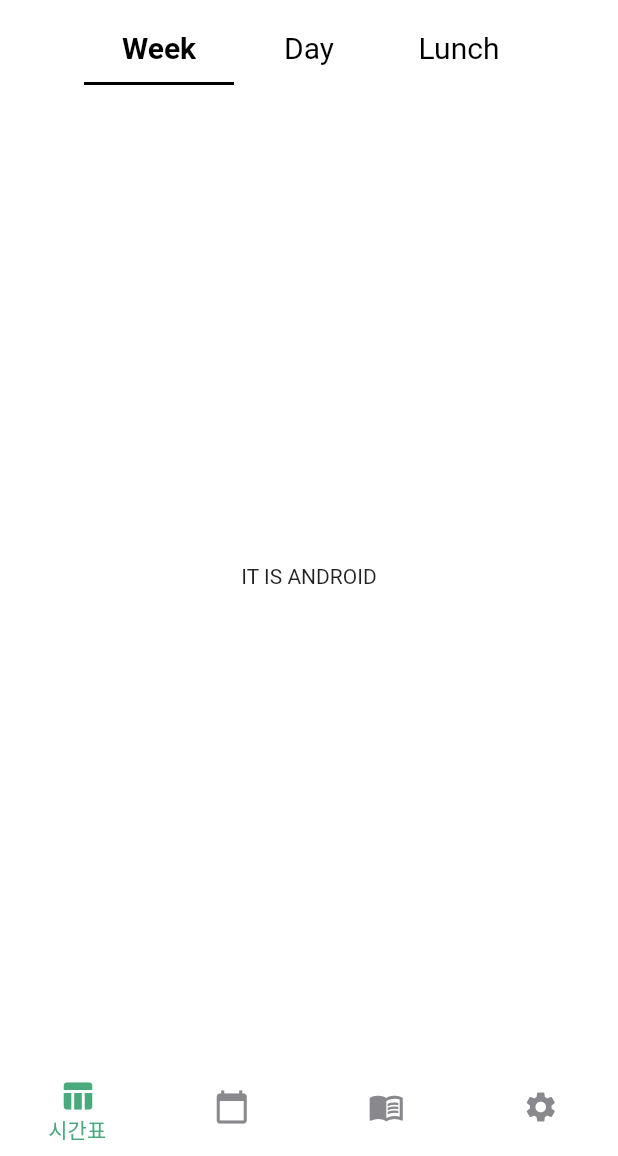
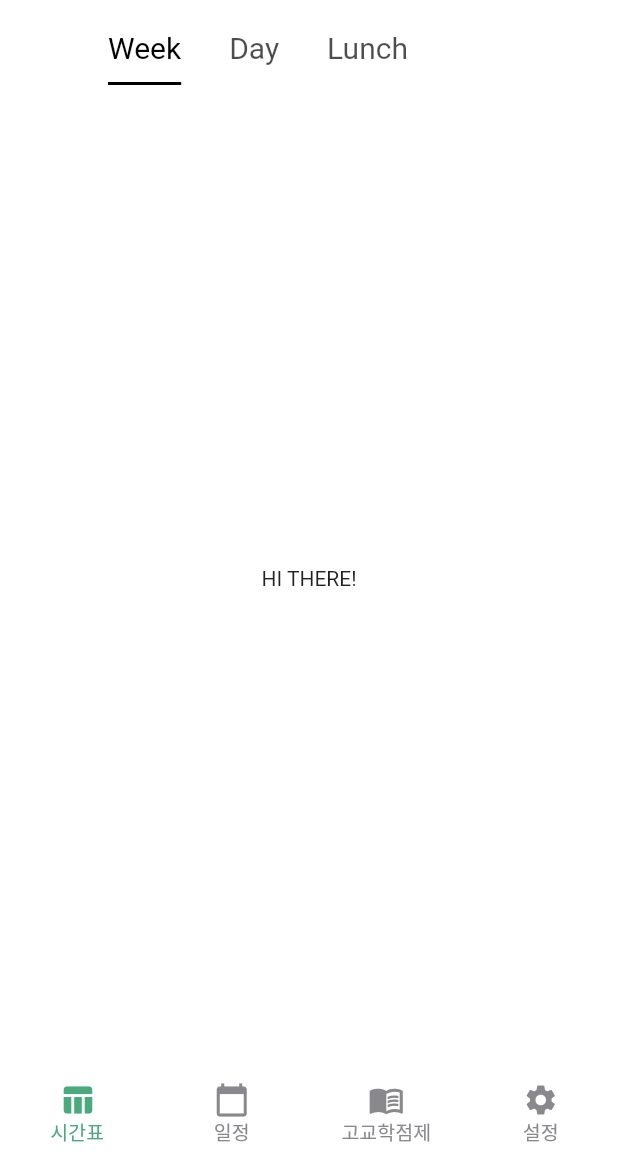
Before and after one commit to High-Apply/classify_app, a Flutter app: the screen it shows after launch, on a phone screen of 412 x 824 dp, the part 80-1236 px from its top. Run offline on Flutter 3.47's test engine with Material 2 defaults, Android fonts, the phone set to English and light mode, and no system bars.

Commit message:
수정 : BottomNavigationBar 라벨도 항상 보이도록, custom styles | 추가 : week/day/lunch tab들을 위젯으로 분리하여 추가

```diff
--- a/lib/main.dart
+++ b/lib/main.dart
@@ -1,4 +1,5 @@
 import 'package:classify_app/screens/my_screen.dart';
+import 'package:classify_app/styles/custom_theme_data.dart';
 import 'package:flutter/material.dart';
 
 void main() {
@@ -12,7 +13,9 @@ class MyApp extends StatelessWidget {
   Widget build(BuildContext context) {
     return MaterialApp(
       title: 'Classify',
-      theme: ThemeData(),
+      theme: lightThemeData(),
+      darkTheme: darkThemeData(),
+      themeMode: ThemeMode.light,
       home: const MyScreen(title: "Classify Login"),
       debugShowCheckedModeBanner: false,
     );
--- a/lib/screens/my_screen.dart
+++ b/lib/screens/my_screen.dart
@@ -3,6 +3,7 @@ import 'package:classify_app/screens/hscredit_screen.dart';
 import 'package:classify_app/screens/setting_screen.dart';
 import 'package:classify_app/screens/timetable_screen.dart';
 import 'package:classify_app/styles/custom_color_style.dart';
+import 'package:classify_app/styles/custom_font_style.dart';
 import 'package:flutter/material.dart';
 
 class MyScreen extends StatefulWidget {
@@ -47,8 +48,10 @@ class _MyScreenState extends State<MyScreen> {
         elevation: 0,
         unselectedItemColor: CustomColor.subtext,
         selectedItemColor: CustomColor.lightGreen,
+        unselectedLabelStyle: CustomTextStyle.footnote,
+        selectedLabelStyle: CustomTextStyle.footnote,
         showSelectedLabels: true,
-        showUnselectedLabels: false,
+        showUnselectedLabels: true,
         type: BottomNavigationBarType.fixed,
       ),
     );
--- /dev/null
+++ b/lib/screens/timetable/tt_week_screen.dart
@@ -0,0 +1,17 @@
+import 'package:flutter/material.dart';
+
+class TTWeekScreen extends StatefulWidget {
+  const TTWeekScreen({super.key});
+
+  @override
+  State<TTWeekScreen> createState() => _TTWeekScreenState();
+}
+
+class _TTWeekScreenState extends State<TTWeekScreen> {
+  @override
+  Widget build(BuildContext context) {
+    return const Scaffold(
+      body: Center(child: Text("HI THERE!")),
+    );
+  }
+}
--- a/lib/screens/timetable_screen.dart
+++ b/lib/screens/timetable_screen.dart
@@ -1,4 +1,4 @@
-import 'package:classify_app/styles/custom_font_style.dart';
+import 'package:classify_app/screens/timetable/tt_week_screen.dart';
 import 'package:classify_app/widgets/tabbar/tabs.dart';
 import 'package:flutter/material.dart';
 
@@ -33,20 +33,18 @@ class _TimetableScreenState extends State<TimetableScreen>
       appBar: PreferredSize(
         preferredSize: const Size.fromHeight(110),
         child: AppBar(
-          backgroundColor: Colors.white,
           elevation: 0,
           leadingWidth: 16,
           leading: Container(),
-          title: Text(
+          title: const Text(
             '주간 시간표',
-            style: CustomTextStyle.displayLarge
-                .copyWith(fontWeight: FontWeight.bold),
           ),
           bottom: PreferredSize(
             preferredSize: const Size.fromHeight(kToolbarHeight),
             child: SizedBox(
               width: 300,
               child: TabBar(
+                  isScrollable: true,
                   indicatorColor: Colors.black,
                   controller: _tabController,
                   onTap: (idx) {
@@ -71,9 +69,7 @@ class _TimetableScreenState extends State<TimetableScreen>
         ),
       ),
       body: TabBarView(controller: _tabController, children: const [
-        Center(
-          child: Text("IT IS ANDROID"),
-        ),
+        TTWeekScreen(),
         Center(
           child: Text("IT IS MAC"),
         ),
@@ -81,7 +77,6 @@ class _TimetableScreenState extends State<TimetableScreen>
           child: Text("IT IS RESTAURANT"),
         ),
       ]),
-      backgroundColor: Colors.white,
     );
   }
 }
--- a/lib/styles/custom_color_style.dart
+++ b/lib/styles/custom_color_style.dart
@@ -4,4 +4,5 @@ class CustomColor {
   static const darkGreen = Color(0xFF01744D);
   static const lightGreen = Color(0xFF4BA97E);
   static const subtext = Color(0xFF89898D);
+  static const darkGray = Color(0xFF4C4E52);
 }
--- a/lib/styles/custom_font_style.dart
+++ b/lib/styles/custom_font_style.dart
@@ -2,25 +2,25 @@ import 'package:flutter/material.dart';
 
 class CustomTextStyle {
   static const TextStyle displayLarge =
-      TextStyle(fontSize: 34, fontWeight: FontWeight.w400, color: Colors.black);
+      TextStyle(fontSize: 34, fontWeight: FontWeight.w400);
   static const TextStyle titleLarge =
-      TextStyle(fontSize: 28, fontWeight: FontWeight.w400, color: Colors.black);
+      TextStyle(fontSize: 28, fontWeight: FontWeight.w400);
   static const TextStyle titleMedium =
-      TextStyle(fontSize: 22, fontWeight: FontWeight.w400, color: Colors.black);
+      TextStyle(fontSize: 22, fontWeight: FontWeight.w400);
   static const TextStyle titleSmall =
-      TextStyle(fontSize: 20, fontWeight: FontWeight.w400, color: Colors.black);
+      TextStyle(fontSize: 20, fontWeight: FontWeight.w400);
   static const TextStyle headline =
-      TextStyle(fontSize: 17, fontWeight: FontWeight.w600, color: Colors.black);
+      TextStyle(fontSize: 17, fontWeight: FontWeight.w600);
   static const TextStyle body =
-      TextStyle(fontSize: 17, fontWeight: FontWeight.w400, color: Colors.black);
+      TextStyle(fontSize: 17, fontWeight: FontWeight.w400);
   static const TextStyle callout =
-      TextStyle(fontSize: 16, fontWeight: FontWeight.w400, color: Colors.black);
+      TextStyle(fontSize: 16, fontWeight: FontWeight.w400);
   static const TextStyle subhead =
-      TextStyle(fontSize: 15, fontWeight: FontWeight.w400, color: Colors.black);
+      TextStyle(fontSize: 15, fontWeight: FontWeight.w400);
   static const TextStyle footnote =
-      TextStyle(fontSize: 13, fontWeight: FontWeight.w400, color: Colors.black);
+      TextStyle(fontSize: 13, fontWeight: FontWeight.w400);
   static const TextStyle captionLarge =
-      TextStyle(fontSize: 12, fontWeight: FontWeight.w400, color: Colors.black);
+      TextStyle(fontSize: 12, fontWeight: FontWeight.w400);
   static const TextStyle captionMedium =
-      TextStyle(fontSize: 11, fontWeight: FontWeight.w400, color: Colors.black);
+      TextStyle(fontSize: 11, fontWeight: FontWeight.w400);
 }
--- /dev/null
+++ b/lib/styles/custom_theme_data.dart
@@ -0,0 +1,26 @@
+import 'package:classify_app/styles/custom_color_style.dart';
+import 'package:classify_app/styles/custom_font_style.dart';
+import 'package:flutter/material.dart';
+
+ThemeData lightThemeData() {
+  return ThemeData(
+    scaffoldBackgroundColor: Colors.white,
+    appBarTheme: AppBarTheme(
+        backgroundColor: Colors.white,
+        titleTextStyle: CustomTextStyle.displayLarge
+            .copyWith(color: Colors.black, fontWeight: FontWeight.bold)),
+    tabBarTheme: const TabBarTheme(
+      indicatorColor: Colors.black,
+      labelColor: Colors.black,
+      indicatorSize: TabBarIndicatorSize.label,
+      tabAlignment: TabAlignment.start,
+    ),
+  );
+}
+
+ThemeData darkThemeData() {
+  return ThemeData(
+      scaffoldBackgroundColor: CustomColor.darkGray,
+      appBarTheme: const AppBarTheme(backgroundColor: CustomColor.darkGray),
+      tabBarTheme: const TabBarTheme(indicatorColor: Colors.white));
+}
--- a/lib/widgets/tabbar/tabs.dart
+++ b/lib/widgets/tabbar/tabs.dart
@@ -1,8 +1,8 @@
 import 'package:classify_app/styles/custom_font_style.dart';
 import 'package:flutter/material.dart';
 
-class Tab3 extends StatelessWidget {
-  const Tab3(
+class Tab1 extends StatelessWidget {
+  const Tab1(
       {super.key, required TabController tabController, required this.idx})
       : _tabController = tabController;
 
@@ -13,10 +13,9 @@ class Tab3 extends StatelessWidget {
   Widget build(BuildContext context) {
     return Tab(
       child: Text(
-        "Lunch",
-        style: _tabController.index == 2
-            ? CustomTextStyle.titleSmall.copyWith(fontWeight: FontWeight.bold)
-            : CustomTextStyle.titleSmall,
+        'Week',
+        style:
+            idx == 0 ? CustomTextStyle.titleSmall : CustomTextStyle.titleSmall,
       ),
     );
   }
@@ -35,16 +34,15 @@ class Tab2 extends StatelessWidget {
     return Tab(
       child: Text(
         "Day",
-        style: _tabController.index == 1
-            ? CustomTextStyle.titleSmall.copyWith(fontWeight: FontWeight.bold)
-            : CustomTextStyle.titleSmall,
+        style:
+            idx == 1 ? CustomTextStyle.titleSmall : CustomTextStyle.titleSmall,
       ),
     );
   }
 }
 
-class Tab1 extends StatelessWidget {
-  const Tab1(
+class Tab3 extends StatelessWidget {
+  const Tab3(
       {super.key, required TabController tabController, required this.idx})
       : _tabController = tabController;
 
@@ -55,10 +53,9 @@ class Tab1 extends StatelessWidget {
   Widget build(BuildContext context) {
     return Tab(
       child: Text(
-        'Week',
-        style: _tabController.index == 0
-            ? CustomTextStyle.titleSmall.copyWith(fontWeight: FontWeight.bold)
-            : CustomTextStyle.titleSmall,
+        "Lunch",
+        style:
+            idx == 2 ? CustomTextStyle.titleSmall : CustomTextStyle.titleSmall,
       ),
     );
   }
```
Also changed, not shown: lib/screens/timetable/tt_day_screen.dart (added), lib/screens/timetable/tt_lunch_screen.dart (added).
